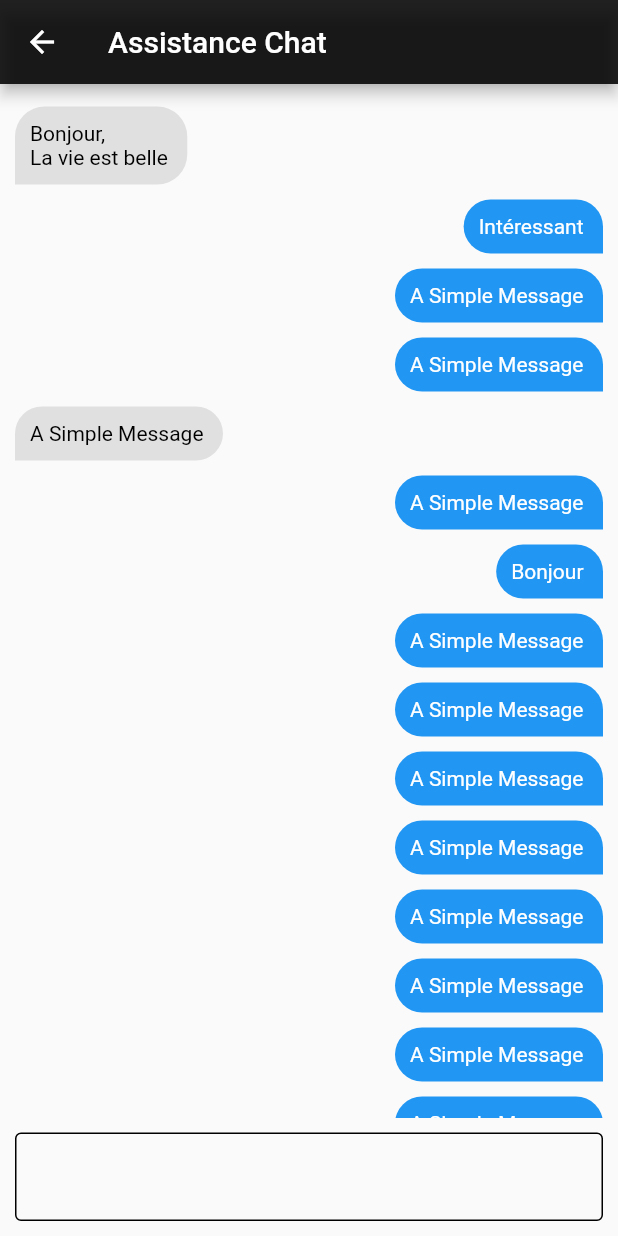
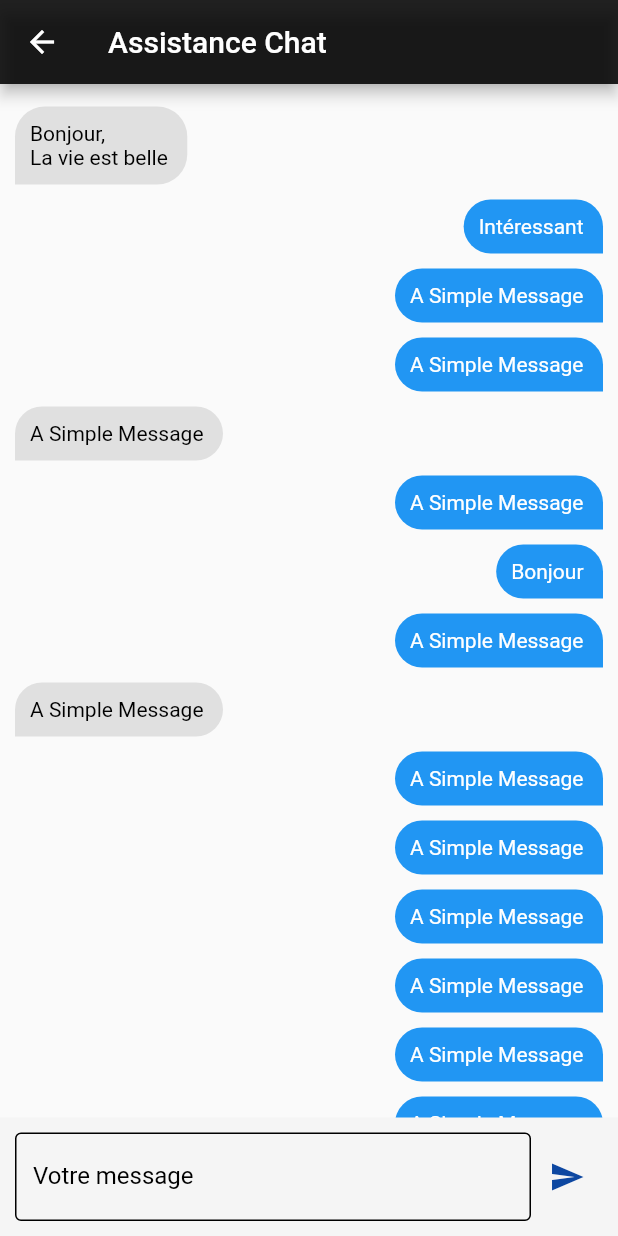
Before and after one commit to Benliam12/SuperProjet, a Flutter app: the ChatBot screen opened directly, on a phone screen of 412 x 824 dp. Run offline on Flutter 3.47's test engine with Material 2 defaults, Android fonts, the phone set to English and light mode, and no system bars; missing offline and left inert: vibrate.

```diff
--- a/lib/chatbot.dart
+++ b/lib/chatbot.dart
@@ -1,5 +1,8 @@
+import 'dart:developer';
+
 import 'package:flutter/material.dart';
 import 'package:login_app/setting_manager.dart';
+import 'package:vibrate/vibrate.dart';
 
 class ChatBot extends StatefulWidget {
   ChatBot({Key key}) : super(key: key);
@@ -12,6 +15,10 @@ class _ChatBotState extends State<ChatBot> {
     Widget w = ListView.builder(itemBuilder: (BuildContext context, int index) {
       return Text("HAHA");
     });
+  }
+
+  void _onSendMessage() {
+    setState(() {});
   }
 
   @override
@@ -43,7 +50,9 @@ class _ChatBotState extends State<ChatBot> {
                     message: "Bonjour",
                   ),
                   Messages(),
-                  Messages(),
+                  Messages(
+                    reader: false,
+                  ),
                   Messages(),
                   Messages(),
                   Messages(),
@@ -56,8 +65,13 @@ class _ChatBotState extends State<ChatBot> {
                 ],
               ),
             ),
-            Padding(
+            Container(
+              color: Colors.grey[100],
+              child: Padding(
                   padding: EdgeInsets.all(10.0),
+                  child: Row(
+                    children: <Widget>[
+                      Flexible(
                         child: TextFormField(
                           validator: (value) {
                             if (value == null) {
@@ -67,14 +81,26 @@ class _ChatBotState extends State<ChatBot> {
                           },
                           decoration: InputDecoration(
                               focusedBorder: OutlineInputBorder(
-                        borderSide: BorderSide(color: Colors.blue, width: 1.0)),
+                                  borderSide: BorderSide(
+                                      color: Colors.blue, width: 1.0)),
                               enabledBorder: OutlineInputBorder(
-                      borderSide: BorderSide(color: Colors.black, width: 1.0),
+                                borderSide:
+                                    BorderSide(color: Colors.black, width: 1.0),
                               ),
-                    hintText: "Message",
+                              labelStyle: TextStyle(color: Colors.black),
                               labelText: SettingsManager.getInstance()
                                   .getString("enter_message")),
                         ),
+                      ),
+                      IconButton(
+                        icon: Icon(
+                          Icons.send,
+                          color: Colors.blue[900],
+                        ),
+                        onPressed: _onSendMessage,
+                      ),
+                    ],
+                  )),
             ),
           ],
         ),
@@ -132,6 +158,7 @@ class Messages extends StatelessWidget {
                       selectAll: true,
                     ),
                     scrollPhysics: ClampingScrollPhysics(),
+                    onTap: () => {Vibrate.feedback(FeedbackType.error)},
                   )),
             )));
   }
--- a/lib/setting_manager.dart
+++ b/lib/setting_manager.dart
@@ -9,6 +9,15 @@ class SettingsManager {
   void setup() {}
 
   String getString(String key) {
-    return "";
+    String value = "";
+    switch (key) {
+      case "enter_message":
+        value = "Votre message";
+        break;
+      default:
+        break;
+    }
+
+    return value;
   }
 }
--- a/pubspec.yaml
+++ b/pubspec.yaml
@@ -37,6 +37,7 @@ dependencies:
 dev_dependencies:
   flutter_test:
     sdk: flutter
+  vibrate:
 
 
 # For information on the generic Dart part of this file, see the
@@ -44,8 +45,8 @@ dev_dependencies:
 
 # The following section is specific to Flutter.
 flutter:
-  assets:
-    - assets/img/
+ # assets:
+  #  - assets/img/
 
   # The following line ensures that the Material Icons font is
   # included with your application, so that you can use the icons in
```
Also changed, not shown: pubspec.lock. Lines whose indentation alone changed are shown as unchanged.
